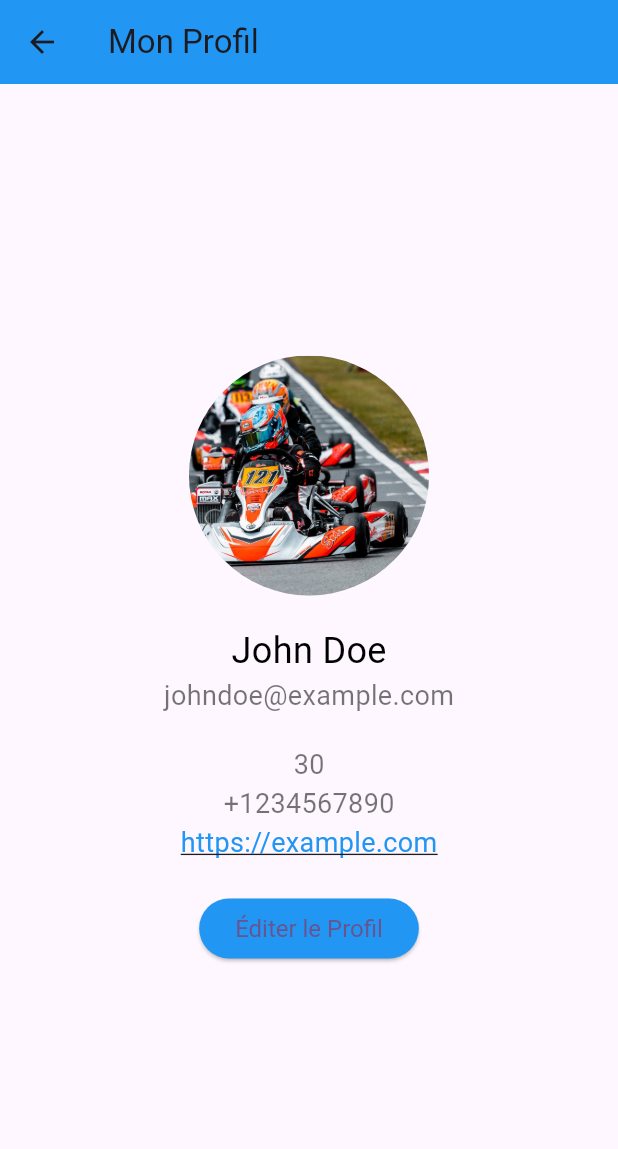
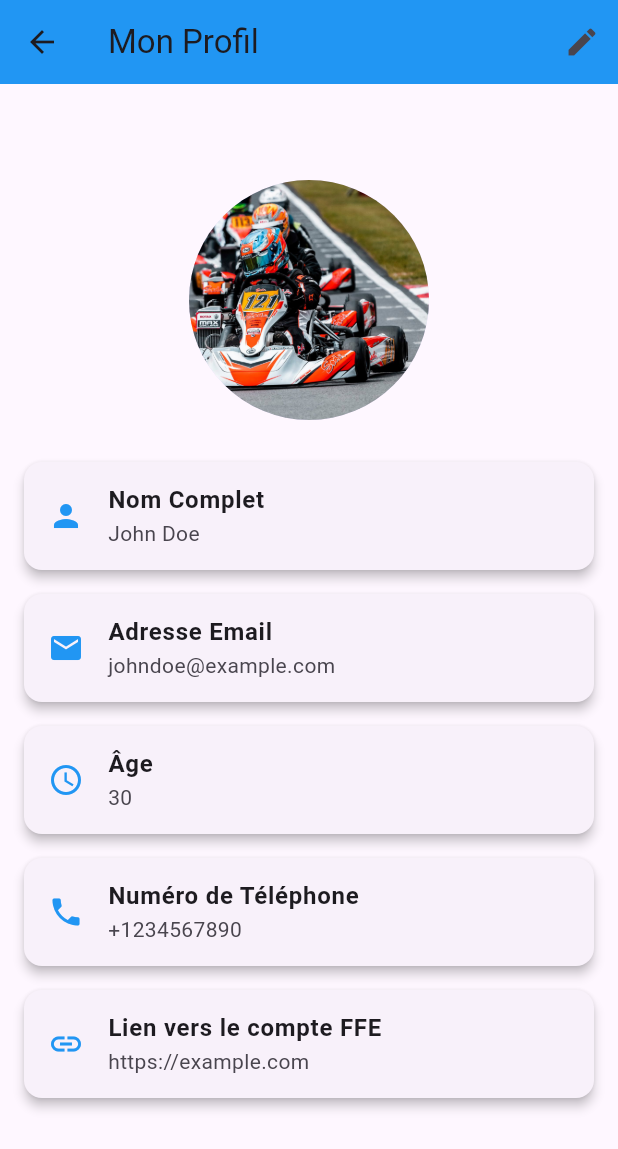
Before and after one commit to AyaAid/Flutter_project, a Flutter app: the ProfilePage screen opened directly, on a phone screen of 412 x 824 dp. Shown: the top 1149 px of the screen. Run offline on Flutter 3.47's test engine with Material 2 defaults, Android fonts, the phone set to English and light mode, and no system bars; our stand-ins replace image_picker; missing offline and left inert: mongo_dart.

Commit message:
profilDB update

```diff
--- a/lib/database/constant.dart
+++ b/lib/database/constant.dart
@@ -2,3 +2,4 @@ const MONGO_URL = "mongodb+srv://ayaaid:andresstable@cluster0.pwqwzrh.mongodb.ne
 const COLLECTION_NAME = "users";
 const COLLECTION_HORSE = "horses";
 const COLLECTION_PARTYS = "partys";
+const COLLECTION_PROFILES = "profiles";
--- a/lib/main.dart
+++ b/lib/main.dart
@@ -1,3 +1,4 @@
+import 'package:andrestable/page/homePage.dart';
 import 'package:flutter/material.dart';
 import 'database/mongodb.dart';
 import 'package:andrestable/page//loginPage.dart';
@@ -20,7 +21,7 @@ class MyApp extends StatelessWidget {
         colorScheme: ColorScheme.fromSeed(seedColor: Colors.deepPurple),
         useMaterial3: true,
       ),
-      home: const LoginPage(),
+      home: HomePage(),
       debugShowCheckedModeBanner: false,
     );
   }
--- a/lib/page/profilePage.dart
+++ b/lib/page/profilePage.dart
@@ -1,4 +1,5 @@
 import 'package:flutter/material.dart';
+import '../database/mongodb.dart';
 
 class ProfilePage extends StatefulWidget {
   @override
@@ -6,38 +7,15 @@ class ProfilePage extends StatefulWidget {
 }
 
 class _ProfilePageState extends State<ProfilePage> {
-  bool isEditing = false;
-  TextEditingController nameController = TextEditingController();
-  TextEditingController emailController = TextEditingController();
-  TextEditingController ageController = TextEditingController();
-  TextEditingController phoneController = TextEditingController();
-  TextEditingController ffeLinkController = TextEditingController();
+final _formKey = GlobalKey<FormState>();
 
   String name = 'John Doe';
   String email = 'johndoe@example.com';
-  String age = '30';
+  String dateOfBirth = '30';
   String phone = '+1234567890';
   String ffeLink = 'https://example.com';
 
-  @override
-  void initState() {
-    super.initState();
-    nameController.text = name;
-    emailController.text = email;
-    ageController.text = age;
-    phoneController.text = phone;
-    ffeLinkController.text = ffeLink;
-  }
-
-  @override
-  void dispose() {
-    nameController.dispose();
-    emailController.dispose();
-    ageController.dispose();
-    phoneController.dispose();
-    ffeLinkController.dispose();
-    super.dispose();
-  }
+  bool isEditing = false;
 
   @override
   Widget build(BuildContext context) {
@@ -45,12 +23,27 @@ class _ProfilePageState extends State<ProfilePage> {
       appBar: AppBar(
         title: Text('Mon Profil'),
         backgroundColor: Colors.blue,
+        actions: [
+          IconButton(
+            icon: Icon(Icons.edit),
+            onPressed: () {
+              setState(() {
+                isEditing = !isEditing;
+              });
+            },
+          ),
+        ],
       ),
       body: Center(
-        child: Container(
-          padding: EdgeInsets.all(16),
-          width: double.infinity,
-          child: Column(
+        child: SingleChildScrollView(
+          child: isEditing ? _buildEditProfileForm() : _buildProfileData(),
+        ),
+      ),
+    );
+  }
+
+  Widget _buildProfileData() {
+    return Column(
       mainAxisAlignment: MainAxisAlignment.center,
       crossAxisAlignment: CrossAxisAlignment.center,
       children: <Widget>[
@@ -59,71 +52,99 @@ class _ProfilePageState extends State<ProfilePage> {
           backgroundImage: AssetImage('assets/profile_image.jpg'),
         ),
         SizedBox(height: 20),
-              isEditing
-                  ? _buildTextField(nameController, 'Nom Complet', FontWeight.bold, Icons.person)
-                  : _buildText(name, 24, Colors.black),
-              isEditing
-                  ? _buildTextField(emailController, 'Adresse Email', FontWeight.normal, Icons.email)
-                  : _buildText(email, 18, Colors.black54),
+        _buildInfoCard('Nom Complet', name, Icons.person),
+        _buildInfoCard('Adresse Email', email, Icons.email),
+        _buildInfoCard('Âge', dateOfBirth, Icons.access_time),
+        _buildInfoCard('Numéro de Téléphone', phone, Icons.phone),
+        _buildInfoCard('Lien vers le compte FFE', ffeLink, Icons.link),
         SizedBox(height: 20),
-              isEditing
-                  ? _buildTextField(ageController, 'Âge', FontWeight.normal, Icons.access_time)
-                  : _buildText(age, 18, Colors.black54),
-              isEditing
-                  ? _buildTextField(phoneController, 'Numéro de Téléphone', FontWeight.normal, Icons.phone)
-                  : _buildText(phone, 18, Colors.black54),
-              isEditing
-                  ? _buildTextField(ffeLinkController, 'Lien vers le compte FFE', FontWeight.normal, Icons.link)
-                  : _buildText(ffeLink, 18, Colors.blue, true),
+      ],
+    );
+  }
+
+  Widget _buildInfoCard(String label, String text, IconData icon) {
+    return Card(
+      elevation: 3,
+      margin: EdgeInsets.symmetric(horizontal: 16, vertical: 8),
+      child: ListTile(
+        leading: Icon(icon, color: Colors.blue),
+        title: Text(label, style: TextStyle(fontSize: 16, fontWeight: FontWeight.bold)),
+        subtitle: Text(text, style: TextStyle(fontSize: 14), overflow: TextOverflow.ellipsis),
+      ),
+    );
+  }
+
+  Widget _buildEditProfileForm() {
+    return Center(
+      child: Form(
+        key: _formKey,
+        child: Column(
+          children: <Widget>[
+            CircleAvatar(
+              radius: 80,
+              backgroundImage: AssetImage('assets/profile_image.jpg'),
+            ),
+            SizedBox(height: 20),
+            _buildTextFormField('Nom Complet', name, Icons.person),
+            _buildTextFormField('Adresse Email', email, Icons.email),
+            _buildTextFormField('Âge', dateOfBirth, Icons.access_time),
+            _buildTextFormField('Numéro de Téléphone', phone, Icons.phone),
+            _buildTextFormField('Lien vers le compte FFE', ffeLink, Icons.link),
             SizedBox(height: 20),
      ElevatedButton(
-                onPressed: () {
+  onPressed: () async {
+    if (_formKey.currentState!.validate()) {
+      _formKey.currentState!.save();
+
+      final updatedData = {
+        'name': name,
+        'age': dateOfBirth,
+        'email': email,
+        'phone': phone,
+        'ffeLink': ffeLink,
+      };
+
+      final success = await MongoDataBase().updateProfileInfo(updatedData);
+
+      if (success) {
         setState(() {
-                    if (isEditing) {
+          isEditing = false;
+        });
+      } else {
 
-                      name = nameController.text;
-                      email = emailController.text;
-                      age = ageController.text;
-                      phone = phoneController.text;
-                      ffeLink = ffeLinkController.text;
       }
-                    isEditing = !isEditing;
-                  });
+    }
   },
-                child: Text(isEditing ? 'Enregistrer' : 'Éditer le Profil'),
+  child: Text('Enregistrer'),
   style: ElevatedButton.styleFrom(
     primary: Colors.blue,
     textStyle: TextStyle(
       fontSize: 16,
     ),
   ),
-              ),
+)
           ],
-          ),
         ),
       ),
     );
   }
 
-  Widget _buildText(String text, double fontSize, [Color? color, bool underline = false]) {
-    return Text(
-      text,
-      style: TextStyle(
-        fontSize: fontSize,
-        color: color,
-        decoration: underline ? TextDecoration.underline : null,
-      ),
-    );
-  }
-
-  Widget _buildTextField(TextEditingController controller, String labelText, FontWeight fontWeight, IconData icon) {
-    return TextField(
-      controller: controller,
-      style: TextStyle(fontSize: 18, fontWeight: fontWeight),
+  Widget _buildTextFormField(String labelText, String initialValue, IconData icon) {
+    return TextFormField(
+      initialValue: initialValue,
+      style: TextStyle(fontSize: 18),
       decoration: InputDecoration(
         labelText: labelText,
-        prefixIcon: Icon(icon),
+        prefixIcon: Icon(icon, color: Colors.blue),
       ),
+      validator: (value) {
+        if (value == null || value.isEmpty) {
+          return 'Veuillez entrer une valeur';
+        }
+        return null;
+      },
+      onSaved: (value) {
+      },
     );
   }
 }
```
Also changed, not shown: lib/database/mongodb.dart (+28 -0 lines), lib/page/homePage.dart (+10 -1 lines). Lines whose indentation alone changed are shown as unchanged.
